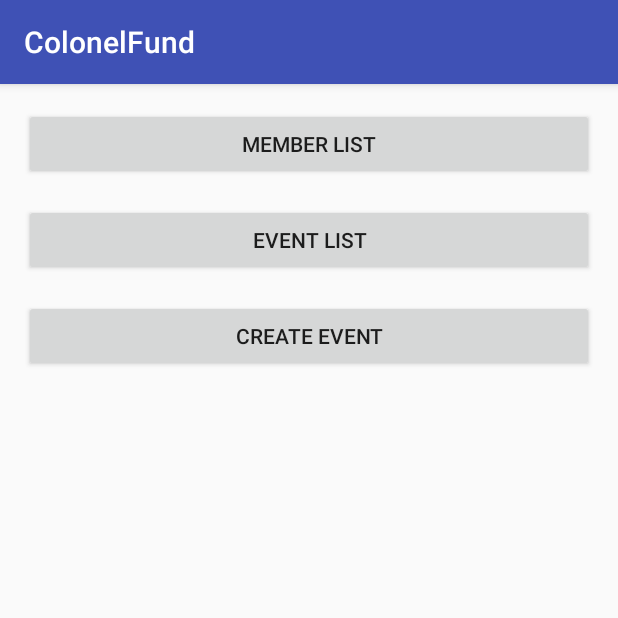
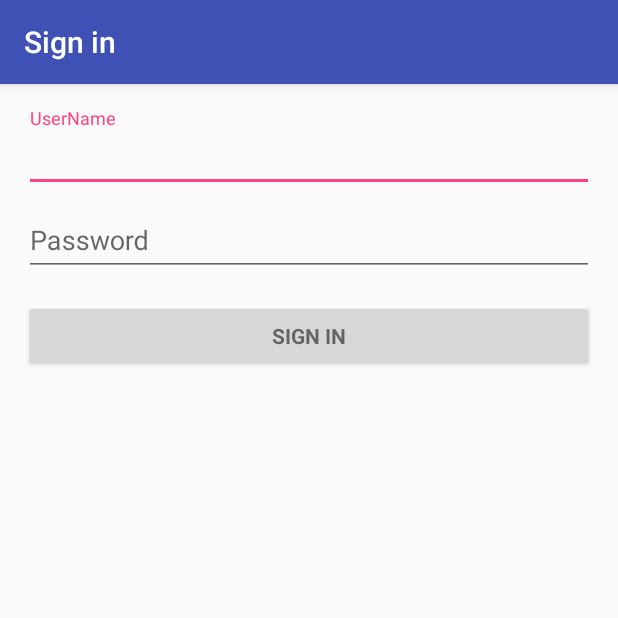
Before and after one commit to cwpenner/Colonel-Fund, an Android app: the screen it shows after launch (MainActivity before the commit, LoginActivity after it), on a phone screen of 412 x 824 dp, the top half of it. Run offline under Robolectric (Android 15) with nearby library versions, the phone set to English and light mode, and no system bars.

Commit message:
added login screen, credentials admin/admin will work and sign in will take you to main menu

```diff
--- a/Android App/ColonelFund/app/build.gradle
+++ b/Android App/ColonelFund/app/build.gradle
@@ -20,6 +20,7 @@ android {
 }
 
 dependencies {
+    implementation 'com.android.support:design:26.1.0'
     compile fileTree(dir: 'libs', include: ['*.jar'])
     androidTestCompile('com.android.support.test.espresso:espresso-core:2.2.2', {
         exclude group: 'com.android.support', module: 'support-annotations'
--- /dev/null
+++ b/Android App/ColonelFund/app/src/main/java/com/colonelfund/colonelfund/LoginActivity.java
@@ -0,0 +1,96 @@
+package com.colonelfund.colonelfund;
+
+import android.animation.Animator;
+import android.animation.AnimatorListenerAdapter;
+import android.annotation.TargetApi;
+import android.content.Intent;
+import android.content.pm.PackageManager;
+import android.support.annotation.NonNull;
+import android.support.design.widget.Snackbar;
+import android.support.v7.app.AppCompatActivity;
+import android.app.LoaderManager.LoaderCallbacks;
+
+import android.content.CursorLoader;
+import android.content.Loader;
+import android.database.Cursor;
+import android.net.Uri;
+import android.os.AsyncTask;
+
+import android.os.Build;
+import android.os.Bundle;
+import android.provider.ContactsContract;
+import android.text.TextUtils;
+import android.view.KeyEvent;
+import android.view.View;
+import android.view.View.OnClickListener;
+import android.view.inputmethod.EditorInfo;
+import android.widget.ArrayAdapter;
+import android.widget.AutoCompleteTextView;
+import android.widget.Button;
+import android.widget.EditText;
+import android.widget.TextView;
+import android.widget.Toast;
+
+import java.util.ArrayList;
+import java.util.List;
+
+import static android.Manifest.permission.READ_CONTACTS;
+
+/**
+ * A login screen that offers login via userName/password.
+ */
+public class LoginActivity extends AppCompatActivity {
+
+    /**
+     * Id to identity READ_CONTACTS permission request.
+     */
+    private static final int REQUEST_READ_CONTACTS = 0;
+
+    /**
+     * A dummy authentication store containing known user names and passwords.
+     * TODO: remove after connecting to a real authentication system.
+     */
+    private static final String[] DUMMY_CREDENTIALS = new String[]{
+            "foo@example.com:hello", "bar@example.com:world"
+    };
+    /**
+     * Keep track of the login task to ensure we can cancel it if requested.
+     */
+
+    // UI references.
+    private EditText mEmailView, mUserName;
+    private EditText mPasswordView;
+    private View mProgressView;
+    private View mLoginFormView;
+
+    @Override
+    protected void onCreate(Bundle savedInstanceState) {
+        super.onCreate(savedInstanceState);
+        setContentView(R.layout.activity_login);
+        // Set up the login form.
+        mUserName = (EditText) findViewById(R.id.txtUserName);
+        mPasswordView = (EditText) findViewById(R.id.txtPassword);
+
+
+        Button btnLogin = (Button) findViewById(R.id.btnLogin);
+        btnLogin.setOnClickListener(new OnClickListener() {
+            @Override
+            public void onClick(View view) {
+                String userName = mUserName.getText().toString();
+                String pwd = mPasswordView.getText().toString();
+                if(userName.equalsIgnoreCase("admin") && pwd.equals("admin")){
+                    Intent MainIntent = new Intent (LoginActivity.this,MainActivity.class);
+                    startActivity(MainIntent);
+                    Toast.makeText(LoginActivity.this, "Signed in successfully",Toast.LENGTH_LONG).show();
+                }
+                else{
+                    Toast.makeText(LoginActivity.this, "Wrong username or password",Toast.LENGTH_LONG).show();
+                }
+
+            }
+        });
+
+        mLoginFormView = findViewById(R.id.login_form);
+        mProgressView = findViewById(R.id.login_progress);
+    }
+}
--- /dev/null
+++ b/Android App/ColonelFund/app/src/main/res/layout/activity_login.xml
@@ -0,0 +1,77 @@
+<LinearLayout xmlns:android="http://schemas.android.com/apk/res/android"
+    xmlns:tools="http://schemas.android.com/tools"
+    android:layout_width="match_parent"
+    android:layout_height="match_parent"
+    android:gravity="center_horizontal"
+    android:orientation="vertical"
+    android:paddingBottom="@dimen/activity_vertical_margin"
+    android:paddingLeft="@dimen/activity_horizontal_margin"
+    android:paddingRight="@dimen/activity_horizontal_margin"
+    android:paddingTop="@dimen/activity_vertical_margin"
+    tools:context="com.colonelfund.colonelfund.LoginActivity">
+
+    <!-- Login progress -->
+    <ProgressBar
+        android:id="@+id/login_progress"
+        style="?android:attr/progressBarStyleLarge"
+        android:layout_width="wrap_content"
+        android:layout_height="wrap_content"
+        android:layout_marginBottom="8dp"
+        android:visibility="gone" />
+
+    <ScrollView
+        android:id="@+id/login_form"
+        android:layout_width="match_parent"
+        android:layout_height="match_parent">
+
+        <LinearLayout
+            android:id="@+id/email_login_form"
+            android:layout_width="match_parent"
+            android:layout_height="wrap_content"
+            android:orientation="vertical">
+
+            <android.support.design.widget.TextInputLayout
+                android:layout_width="match_parent"
+                android:layout_height="wrap_content">
+
+                <EditText
+                    android:id="@+id/txtUserName"
+                    android:layout_width="match_parent"
+                    android:layout_height="wrap_content"
+                    android:hint="@string/prompt_username"
+                    android:inputType="textPersonName"
+                    android:maxLines="1"
+                    android:singleLine="true" />
+
+            </android.support.design.widget.TextInputLayout>
+
+            <android.support.design.widget.TextInputLayout
+                android:layout_width="match_parent"
+                android:layout_height="wrap_content">
+
+                <EditText
+                    android:id="@+id/txtPassword"
+                    android:layout_width="match_parent"
+                    android:layout_height="wrap_content"
+                    android:hint="@string/prompt_password"
+                    android:imeActionId="6"
+                    android:imeActionLabel="@string/action_sign_in_short"
+                    android:imeOptions="actionUnspecified"
+                    android:inputType="textPassword"
+                    android:maxLines="1"
+                    android:singleLine="true" />
+
+            </android.support.design.widget.TextInputLayout>
+
+            <Button
+                android:id="@+id/btnLogin"
+                style="?android:textAppearanceSmall"
+                android:layout_width="match_parent"
+                android:layout_height="wrap_content"
+                android:layout_marginTop="16dp"
+                android:text="@string/action_sign_in_short"
+                android:textStyle="bold" />
+
+        </LinearLayout>
+    </ScrollView>
+</LinearLayout>
--- /dev/null
+++ b/Android App/ColonelFund/app/src/main/res/values/dimens.xml
@@ -0,0 +1,5 @@
+<resources>
+    <!-- Default screen margins, per the Android Design guidelines. -->
+    <dimen name="activity_horizontal_margin">16dp</dimen>
+    <dimen name="activity_vertical_margin">16dp</dimen>
+</resources>
--- a/Android App/ColonelFund/build.gradle
+++ b/Android App/ColonelFund/build.gradle
@@ -3,6 +3,7 @@
 buildscript {
     repositories {
         jcenter()
+        google()
     }
     dependencies {
         classpath 'com.android.tools.build:gradle:3.0.0'
@@ -15,6 +16,7 @@ buildscript {
 allprojects {
     repositories {
         jcenter()
+        google()
     }
 }
 
```
Also changed, not shown: Android App/ColonelFund/app/src/main/AndroidManifest.xml (+15 -3 lines), Android App/ColonelFund/app/src/main/res/values/strings.xml (+15 -0 lines).
